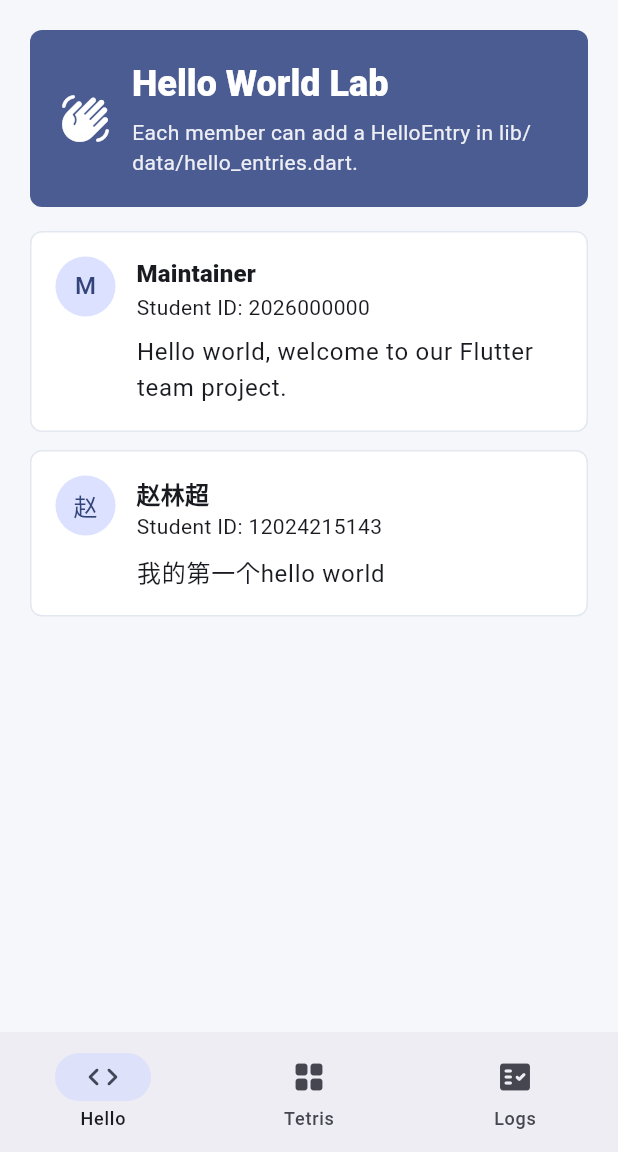
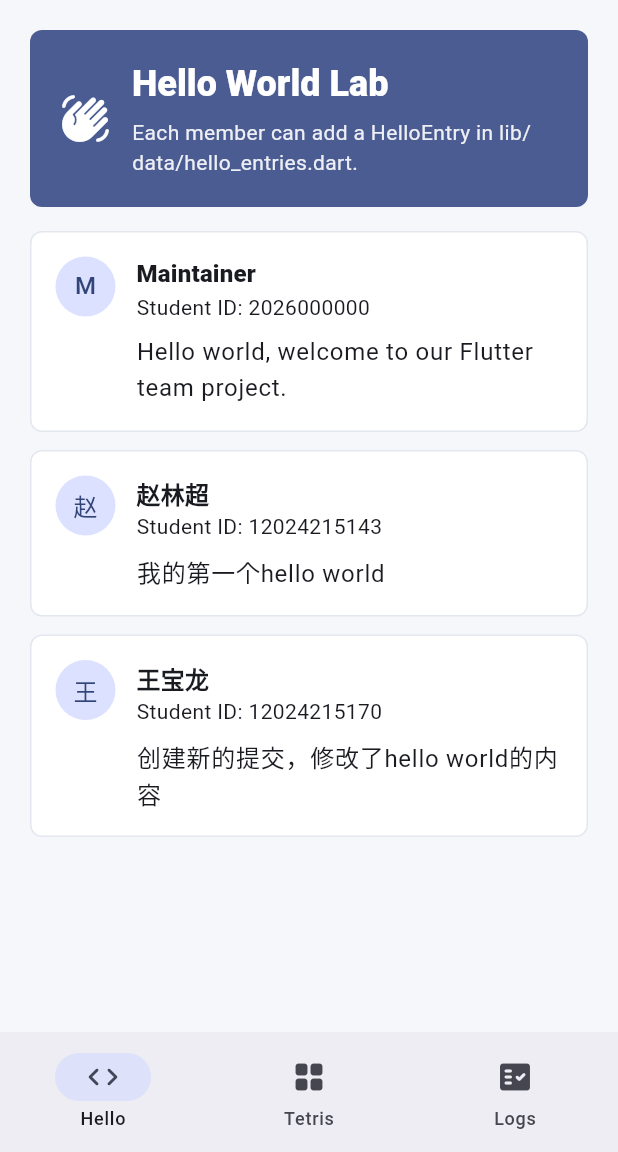
Before and after one commit to linc7a/ZYSJ_Flutter, a Flutter app: the screen it shows after launch, on a phone screen of 412 x 824 dp, the part 84-1236 px from its top. Run offline on Flutter 3.47's test engine with Material 3 defaults, Android fonts, the phone set to English and light mode, and no system bars.

Commit message:
创建新的提交，修改了hello world的内容

```diff
--- a/lib/data/hello_entries.dart
+++ b/lib/data/hello_entries.dart
@@ -12,6 +12,12 @@ const helloEntries = <HelloEntry>[
     message: '我的第一个hello world',
   ),
 
+  HelloEntry(
+    name: '王宝龙',
+    studentId: '12024215170',
+    message: '创建新的提交，修改了hello world的内容',
+  ),
+
   // Team members can copy this block and add their own hello message.
   //
   // HelloEntry(
```
